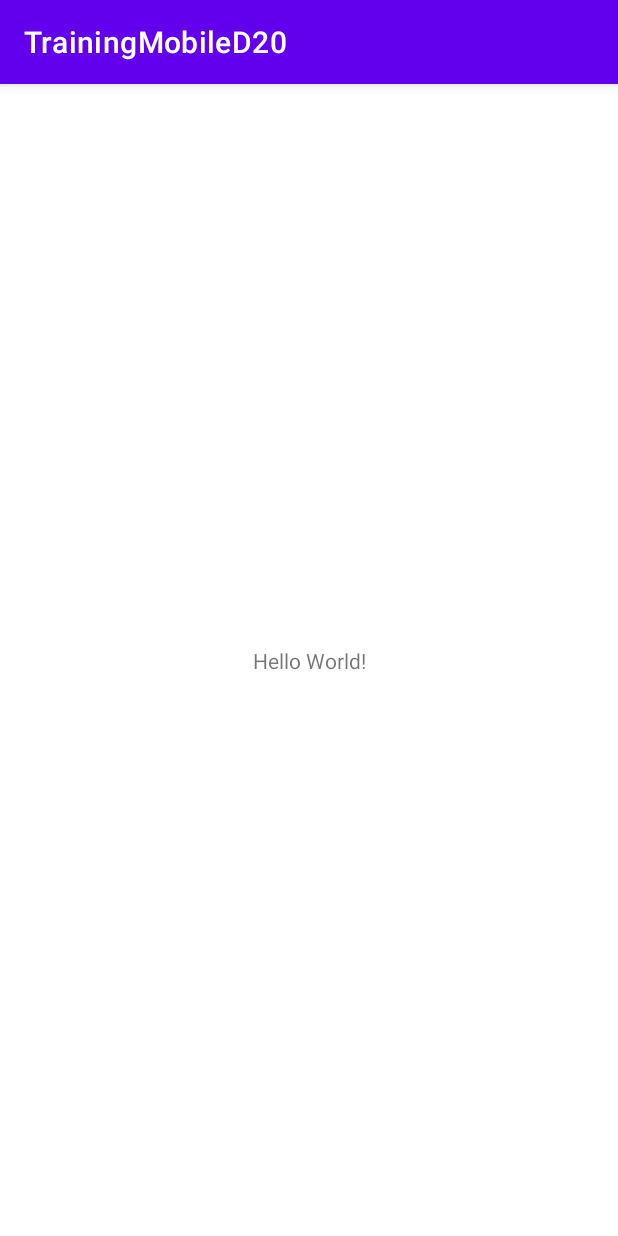
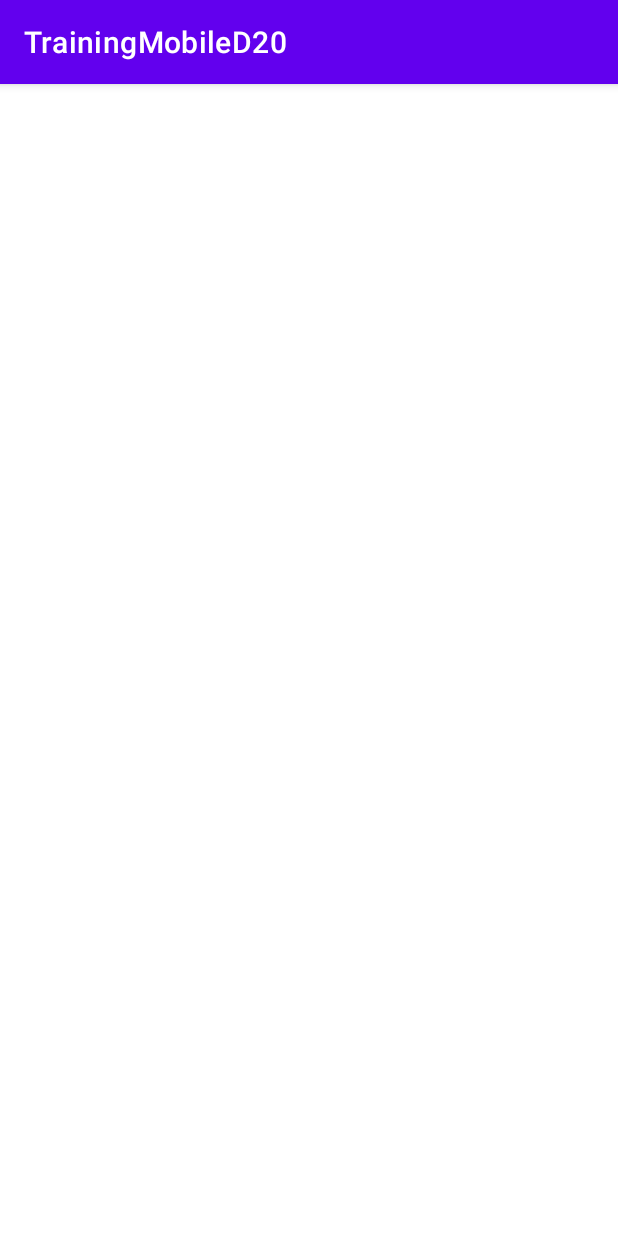
Before and after one commit to Hngdcmnh/mobileD20, an Android app: the screen it shows after launch (MainActivity), on a phone screen of 412 x 824 dp. Run offline under Robolectric (Android 15) with nearby library versions, the phone set to English and light mode, and no system bars.

Commit message:
test commit

```diff
--- a/app/src/main/res/layout/activity_main.xml
+++ b/app/src/main/res/layout/activity_main.xml
@@ -1,18 +1,12 @@
 <?xml version="1.0" encoding="utf-8"?>
-<androidx.constraintlayout.widget.ConstraintLayout xmlns:android="http://schemas.android.com/apk/res/android"
+<LinearLayout xmlns:android="http://schemas.android.com/apk/res/android"
     xmlns:app="http://schemas.android.com/apk/res-auto"
     xmlns:tools="http://schemas.android.com/tools"
     android:layout_width="match_parent"
     android:layout_height="match_parent"
-    tools:context=".MainActivity">
+    tools:context=".MainActivity"
+    android:layout_gravity="center_horizontal"
+    android:orientation="vertical">
 
-    <TextView
-        android:layout_width="wrap_content"
-        android:layout_height="wrap_content"
-        android:text="Hello World!"
-        app:layout_constraintBottom_toBottomOf="parent"
-        app:layout_constraintLeft_toLeftOf="parent"
-        app:layout_constraintRight_toRightOf="parent"
-        app:layout_constraintTop_toTopOf="parent" />
 
-</androidx.constraintlayout.widget.ConstraintLayout>
+</LinearLayout>
--- a/build.gradle
+++ b/build.gradle
@@ -5,7 +5,7 @@
         mavenCentral()
     }
     dependencies {
-        classpath "com.android.tools.build:gradle:7.0.4"
+        classpath 'com.android.tools.build:gradle:7.1.2'
         classpath "org.jetbrains.kotlin:kotlin-gradle-plugin:1.6.10"
 
         // NOTE: Do not place your application dependencies here; they belong
```
Also changed, not shown: gradle/wrapper/gradle-wrapper.properties.
